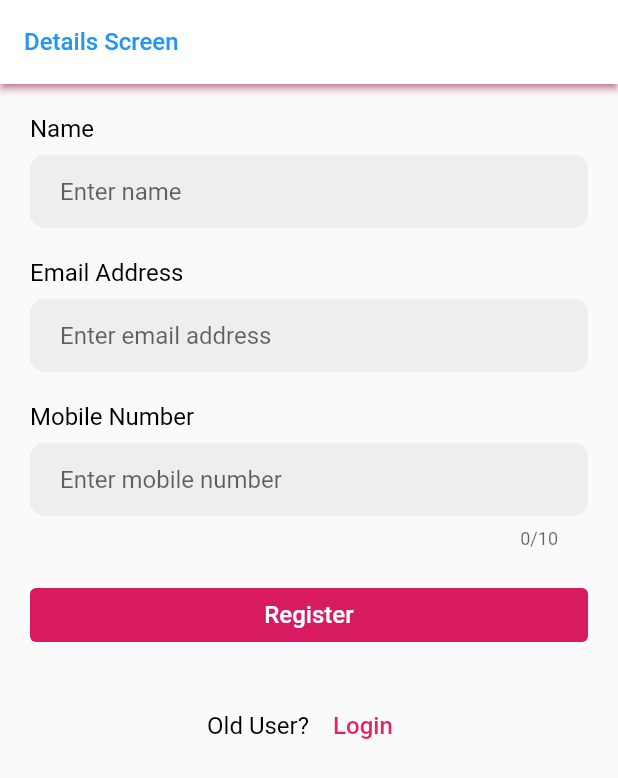
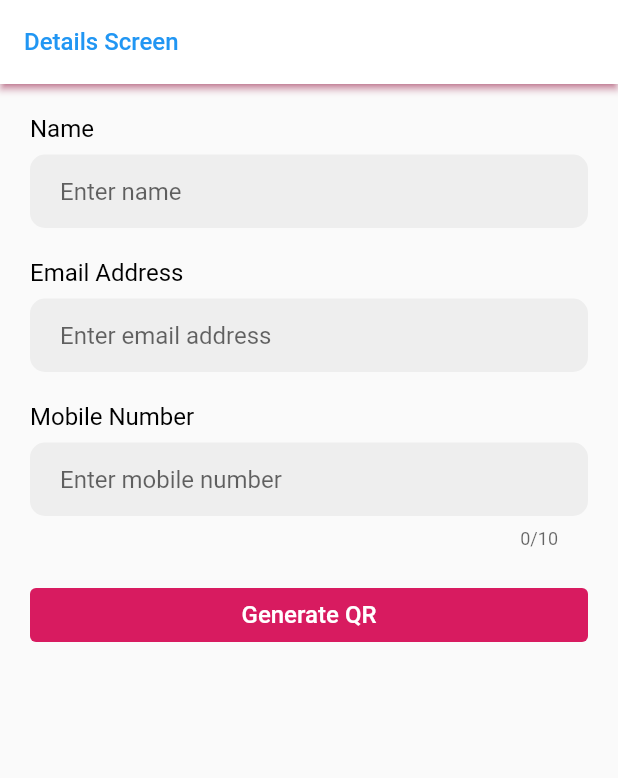
Before and after one commit to chandra12344/generate_qr_flutter, a Flutter app: the screen it shows after launch, on a phone screen of 412 x 824 dp. Shown: the top 778 px of the screen. Run offline on Flutter 3.47's test engine with Material 2 defaults, Android fonts, the phone set to English and light mode, and no system bars; our stand-ins replace get, qr_flutter, share.

Commit message:
first commit2

```diff
--- a/lib/registration_screen.dart
+++ b/lib/registration_screen.dart
@@ -140,7 +140,7 @@ class _RegistrationScreenState extends State<RegistrationScreen> {
                       backgroundColor: Colors.pink.shade600, // Background Color
                     ),
                     child: const Text(
-                      'Register',
+                      'Generate QR',
                       style: TextStyle(
                           fontSize: 16.0, color: Colors.white),
                     ),
@@ -149,28 +149,6 @@ class _RegistrationScreenState extends State<RegistrationScreen> {
                 const SizedBox(
                   height: 26.0,
                 ),
-
-                Row(
-                  crossAxisAlignment: CrossAxisAlignment.center,
-                  mainAxisAlignment: MainAxisAlignment.center,
-                  children: [
-                    const Text(
-                      'Old User? ',
-                      style: TextStyle(
-                          fontSize: 16.0, color: Colors.black),
-                    ),
-                    TextButton(
-                      onPressed: () {
-                        Get.back();
-                      },
-                      child: const Text(
-                        'Login',
-                        style: TextStyle(
-                            fontSize: 16.0, color: Colors.pink),
-                      ),
-                    )
-                  ],
-                )
               ],
             ),
           ),
--- a/pubspec.yaml
+++ b/pubspec.yaml
@@ -37,6 +37,7 @@ dependencies:
   cupertino_icons: ^1.0.2
   get: ^4.6.5
   qr_flutter: ^4.1.0
+  share: ^2.0.4
 
 dev_dependencies:
   flutter_test:
```
Also changed, not shown: lib/qr_screen.dart (+20 -1 lines), pubspec.lock.
